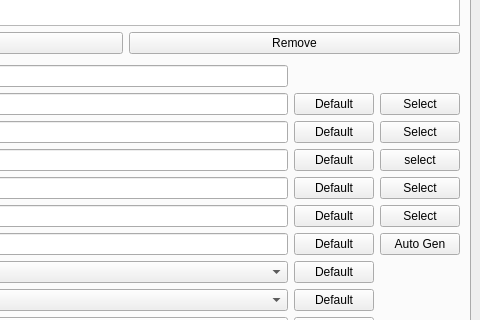
First picture: the form in ui/design/main.ui, repository zimolab/PyInstallerGUI, before the edit; both pictures show x 229 to 709 and y 370 to 690 of the 709 by 915 pixel window.
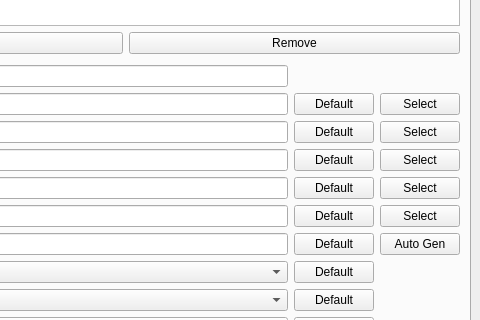
Second picture: the form after the edit. Custom widgets are drawn as their Qt base class.

The edit to the form file:
```diff
--- a/ui/design/main.ui
+++ b/ui/design/main.ui
@@ -255,7 +255,7 @@
           <item row="3" column="3">
            <widget class="QPushButton" name="selectSpecPathButton">
             <property name="text">
-             <string>select</string>
+             <string>Select</string>
             </property>
            </widget>
           </item>
```
